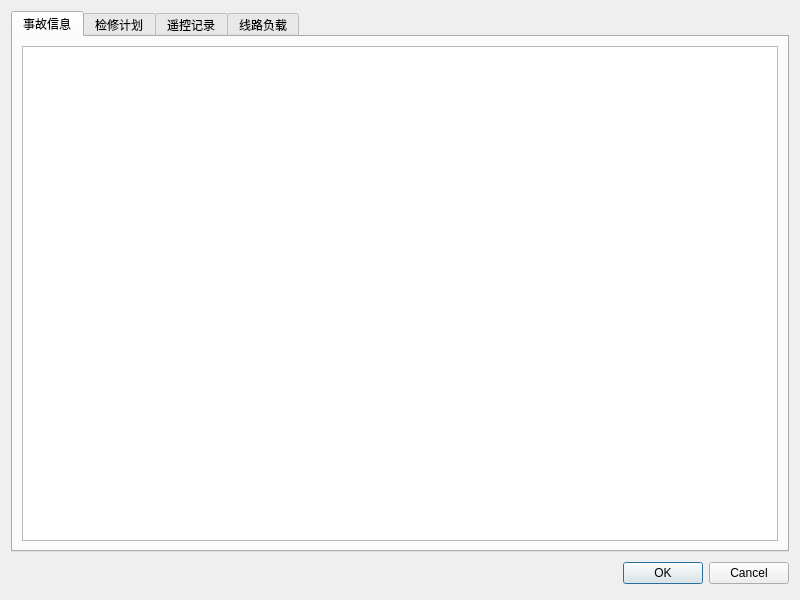
This is information.ui in wrb233/iHandover as Qt 5 draws it before an edit. The edited form follows.
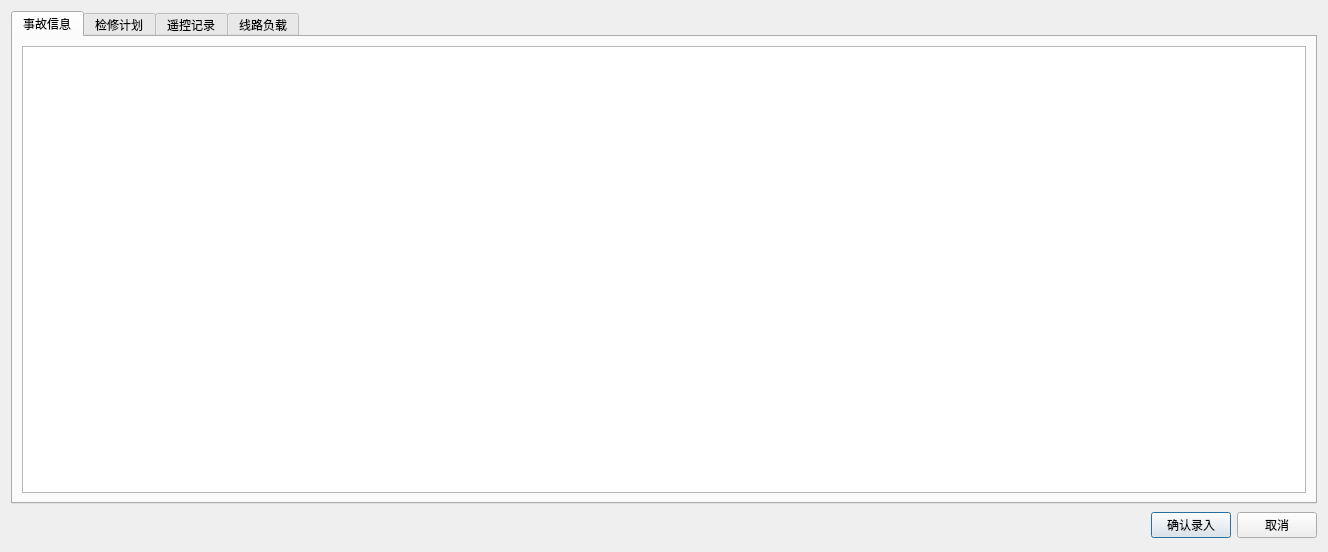
This is the edited form. Icons and pictures are not drawn.

The edit to the form file:
```diff
--- a/information.ui
+++ b/information.ui
@@ -6,8 +6,8 @@
    <rect>
     <x>0</x>
     <y>0</y>
-    <width>800</width>
-    <height>600</height>
+    <width>1328</width>
+    <height>552</height>
    </rect>
   </property>
   <property name="windowTitle">
@@ -139,14 +139,14 @@
      <item>
       <widget class="QPushButton" name="okButton">
        <property name="text">
-        <string>OK</string>
+        <string>确认录入</string>
        </property>
       </widget>
      </item>
      <item>
       <widget class="QPushButton" name="cancelButton">
        <property name="text">
-        <string>Cancel</string>
+        <string>取消</string>
        </property>
       </widget>
      </item>
```
Lines whose indentation alone changed are shown as unchanged.
